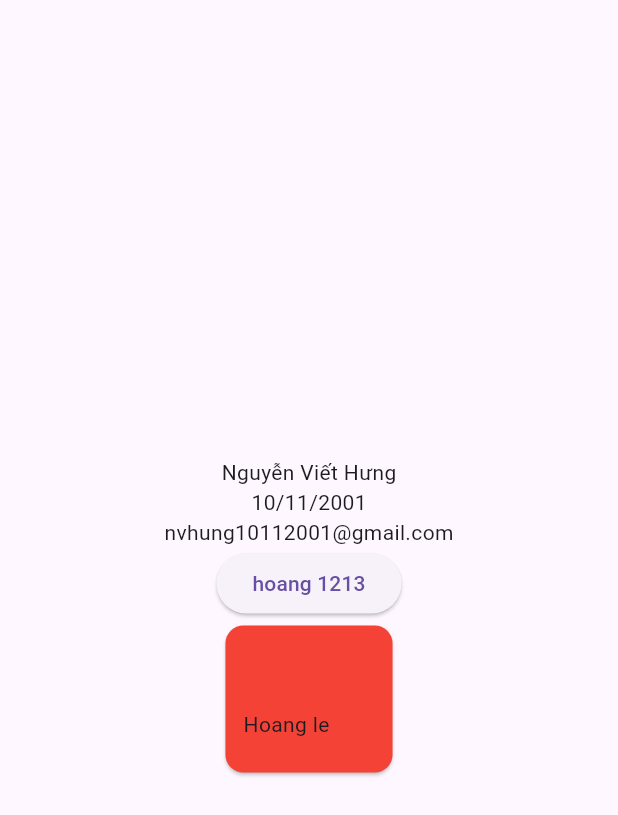
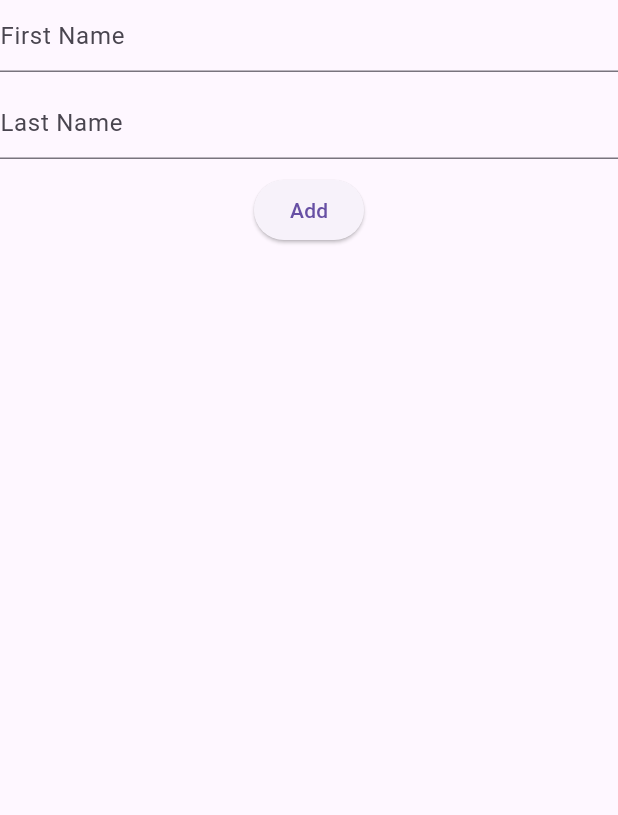
Before and after one commit to NguyenVietHung10/first_app, a Flutter app: the screen it shows after launch, on a phone screen of 412 x 824 dp. Shown: the top 815 px of the screen. Run offline on Flutter 3.47's test engine with Material 3 defaults, Android fonts, the phone set to English and light mode, and no system bars.

Commit message:
ví dụ 2

```diff
--- /dev/null
+++ b/lib/app.dart
@@ -0,0 +1,16 @@
+import 'package:flutter/material.dart';
+
+import 'screens/sc_demo_stful.dart';
+import 'screens/sc_home.dart';
+import 'screens/sc_list.dart';
+
+class App extends StatelessWidget {
+  const App({super.key});
+
+  @override
+  Widget build(BuildContext context) {
+    return const MaterialApp(
+      home: ScreenList(),
+    );
+  }
+}
--- a/lib/main.dart
+++ b/lib/main.dart
@@ -1,3 +1,4 @@
+import 'package:first_app/app.dart';
 import 'package:flutter/material.dart';
 
 void main() {
@@ -5,54 +6,3 @@ void main() {
     const App(),
   );
 }
-
-class App extends StatelessWidget {
-  const App({super.key});
-
-  @override
-  Widget build(BuildContext context) {
-    return const MaterialApp(
-      home: HomeScreen(),
-    );
-  }
-}
-
-class HomeScreen extends StatelessWidget {
-  const HomeScreen({super.key});
-
-  @override
-  Widget build(BuildContext context) {
-    final theme = Theme.of(context);
-
-    return Scaffold(
-      body: Center(
-        child: Column(
-          mainAxisAlignment: MainAxisAlignment.center,
-          children: [
-            Text("Nguyễn Viết Hưng"),
-            Text("10/11/2001"),
-            Text("nvhung10112001@gmail.com"),
-            ElevatedButton(
-              onPressed: () {
-                print("button pressed");
-              },
-              child: Text('hoang 1213'),
-            ),
-            Card(
-              color: Colors.red,
-              child: Padding(
-                padding: EdgeInsets.only(
-                  top: 56,
-                  bottom: 22,
-                  left: 12,
-                  right: 42,
-                ),
-                child: Text("Hoang le"),
-              ),
-            ),
-          ],
-        ),
-      ),
-    );
-  }
-}
--- /dev/null
+++ b/lib/screens/sc_list.dart
@@ -0,0 +1,69 @@
+import 'package:flutter/material.dart';
+
+class ScreenList extends StatefulWidget {
+  const ScreenList({super.key});
+
+  @override
+  State<ScreenList> createState() => _ScreenListState();
+}
+
+class _ScreenListState extends State<ScreenList> {
+  TextEditingController? _controllerFirstName;
+  TextEditingController? _controllerLastName;
+
+  List<String> _user = [];
+
+  @override
+  void initState() {
+    super.initState();
+    _controllerFirstName = TextEditingController();
+    _controllerLastName = TextEditingController();
+  }
+
+  @override
+  Widget build(BuildContext context) {
+    return Scaffold(
+      body: Column(
+        children: [
+          TextField(
+            controller: _controllerFirstName,
+            decoration: InputDecoration(
+              hintText: 'First Name',
+            ),
+          ),
+          SizedBox(
+            height: 10,
+          ),
+          TextField(
+            controller: _controllerLastName,
+            decoration: InputDecoration(
+              hintText: 'Last Name',
+            ),
+          ),
+          SizedBox(
+            height: 10,
+          ),
+          ElevatedButton(
+            onPressed: () {
+              String firstName = _controllerFirstName?.text ?? '';
+              String lastName = _controllerLastName?.text ?? '';
+
+              _user.add(firstName + " " + lastName);
+
+              setState(() {});
+            },
+            child: Text("Add"),
+          ),
+          Expanded(
+            child: ListView.builder(
+              itemCount: _user.length,
+              itemBuilder: (context, index) {
+                return Text(_user[index]);
+              },
+            ),
+          ),
+        ],
+      ),
+    );
+  }
+}
```
Also changed, not shown: lib/screens/sc_demo_stful.dart (added, +55 -0 lines), lib/screens/sc_home.dart (added, +44 -0 lines).
